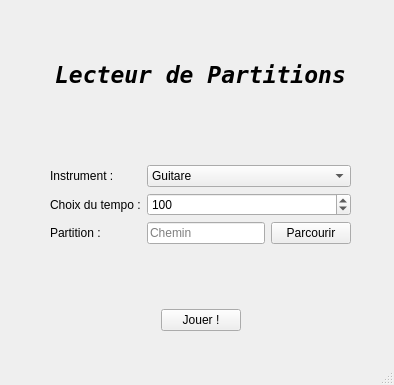
Qt form src/mainwindow.ui (ComteHerrapait/music-reader) before a commit.
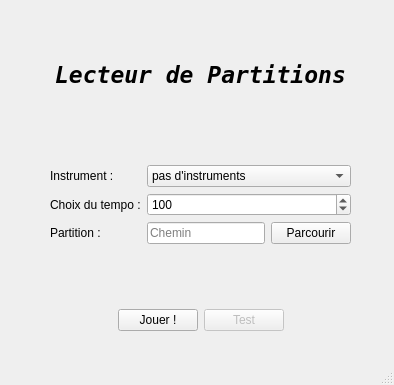
The same form after that commit.

```diff
--- a/src/mainwindow.ui
+++ b/src/mainwindow.ui
@@ -71,17 +71,7 @@
         <widget class="QComboBox" name="instrumentBox">
          <item>
           <property name="text">
-           <string>Guitare</string>
-          </property>
-         </item>
-         <item>
-          <property name="text">
-           <string>Piano</string>
-          </property>
-         </item>
-         <item>
-          <property name="text">
-           <string>Trompette</string>
+           <string>pas d'instruments</string>
           </property>
          </item>
         </widget>
@@ -155,6 +145,16 @@
          </property>
         </widget>
        </item>
+       <item>
+        <widget class="QPushButton" name="TestBtn">
+         <property name="enabled">
+          <bool>false</bool>
+         </property>
+         <property name="text">
+          <string>Test</string>
+         </property>
+        </widget>
+       </item>
        <item>
         <spacer name="horizontalSpacer">
          <property name="orientation">
```
